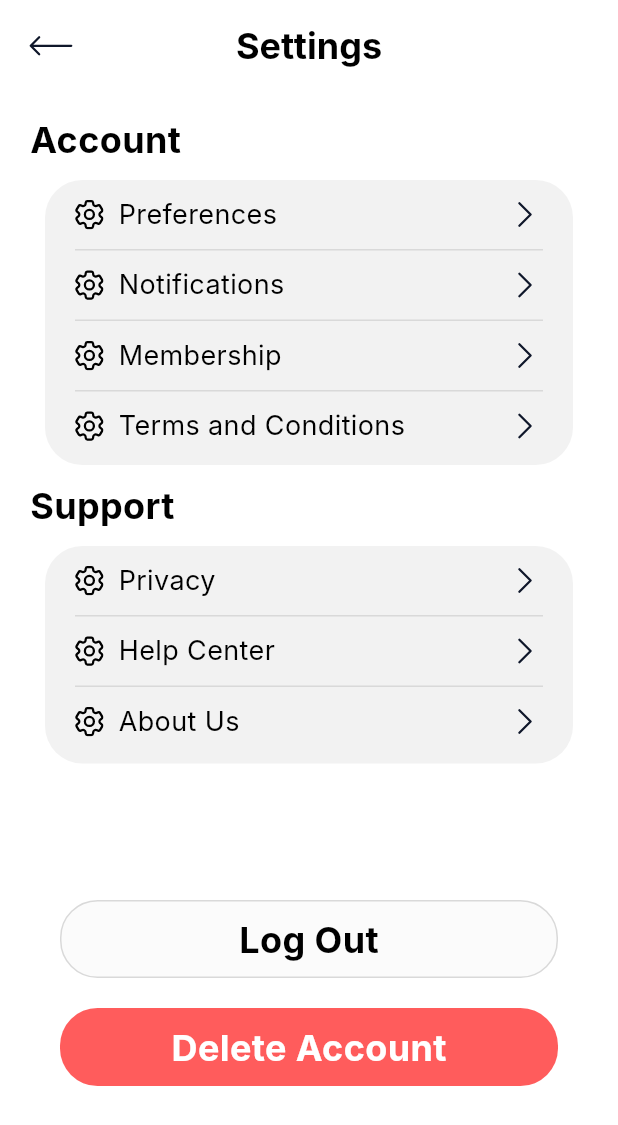
After one commit to eUnity-Development/eUnity-app, a Flutter app: the Profile screen opened directly, after a tap on "Settings", on a phone screen of 412 x 824 dp. The commit adds this screen. Shown: the top 1125 px of the screen. Run offline on Flutter 3.47's test engine with Material 3 defaults, Android fonts, the phone set to English and light mode, and no system bars; our stand-ins replace cookie_jar, curved_navigation_bar, dio, dio_cookie_manager, dotted_border, equatable and 6 more; accounts and stored records are empty; network calls fail; Roboto replaces fonts that are missing (Inter); project files that could hold a hidden picture were left out.

Commit message:
Added Settings Page

```diff
--- a/frontend/lib/views/Profile.dart
+++ b/frontend/lib/views/Profile.dart
@@ -3,6 +3,7 @@ import 'package:eunity/views/EditProfile.dart';
 import 'package:eunity/views/LoginSignup.dart';
 import 'package:eunity/views/ReportIssue.dart';
 import 'package:eunity/views/ReportScreen.dart';
+import 'package:eunity/views/Settings.dart';
 import 'package:flutter/material.dart';
 import 'package:eunity/classes/DesignVariables.dart';
 import 'package:eunity/views/FeedbackScreen.dart';
@@ -68,6 +69,14 @@ class _ProfileState extends State<Profile> {
     Navigator.push(
       context,
       MaterialPageRoute(builder: (context) => ReportIssue()),
+    );
+  }
+
+  void navigateToSettings() async {
+    print('clicked settings');
+    Navigator.push(
+      context,
+      MaterialPageRoute(builder: (context) => Settings()),
     );
   }
 
@@ -171,8 +180,11 @@ class _ProfileState extends State<Profile> {
                     SizedBox(
                       height: 10,
                     ),
-                    menuButton(
-                        "assets/MiscIcons/icon-gear.svg", 'Settings', 18),
+                    GestureDetector(
+                      child: menuButton(
+                          "assets/MiscIcons/icon-gear.svg", 'Settings', 18),
+                      onTap: navigateToSettings,
+                    ),
                   ],
                 )
               ],
--- /dev/null
+++ b/frontend/lib/views/Settings.dart
@@ -0,0 +1,187 @@
+import 'package:eunity/classes/DesignVariables.dart';
+import 'package:eunity/widgets/TopBars/NoLogoTopBar.dart';
+import 'package:flutter/material.dart';
+import 'package:flutter_svg/flutter_svg.dart';
+
+class Settings extends StatefulWidget {
+  const Settings({super.key});
+
+  @override
+  State<Settings> createState() => _SettingsState();
+}
+
+class _SettingsState extends State<Settings> {
+  @override
+  Widget build(BuildContext context) {
+    TextStyle headerStyle = const TextStyle(
+        color: Colors.black, fontWeight: FontWeight.w700, fontSize: 24);
+
+    BoxDecoration boxStyle = BoxDecoration(
+        color: Color.fromARGB(153, 233, 233, 233),
+        borderRadius: BorderRadius.circular(25));
+
+    Widget settingsTile(bool hasTop, String title) {
+      return Column(
+        children: [
+          (hasTop)
+              ? Container(
+                  color: DesignVariables.greyLines,
+                  height: 1,
+                  width: double.infinity,
+                )
+              : SizedBox(),
+          SizedBox(
+            height: 10,
+          ),
+          Row(
+            children: [
+              SvgPicture.asset(
+                "assets/MiscIcons/icon-gear.svg",
+                height: 20,
+              ),
+              SizedBox(
+                width: 10,
+              ),
+              Text(
+                title,
+                style: TextStyle(
+                    color: Colors.black,
+                    fontWeight: FontWeight.w400,
+                    fontSize: 18),
+              ),
+              Spacer(),
+              SvgPicture.asset("assets/NavBarUI/icon-chevron-right.svg")
+            ],
+          ),
+          SizedBox(
+            height: 10,
+          ),
+        ],
+      );
+    }
+
+    SizedBox boxSpacer = const SizedBox(
+      height: 10,
+    );
+
+    SizedBox largeSpacer = const SizedBox(
+      height: 10,
+    );
+
+    return Scaffold(
+      appBar: NoLogoTopBar(title: 'Settings'),
+      body: Padding(
+        padding:
+            const EdgeInsets.only(left: 20, right: 20, top: 20, bottom: 100),
+        child: Column(
+          crossAxisAlignment: CrossAxisAlignment.start,
+          children: [
+            Text(
+              "Account",
+              style: headerStyle,
+            ),
+            boxSpacer,
+            Padding(
+              padding: EdgeInsets.symmetric(horizontal: 10),
+              child: Container(
+                width: double.infinity,
+                height: 190,
+                decoration: boxStyle,
+                child: Padding(
+                  padding: EdgeInsets.symmetric(horizontal: 20),
+                  child: Column(
+                    children: [
+                      settingsTile(false, "Preferences"),
+                      settingsTile(true, "Notifications"),
+                      settingsTile(true, "Membership"),
+                      settingsTile(true, "Terms and Conditions")
+                    ],
+                  ),
+                ),
+              ),
+            ),
+            largeSpacer,
+            Text(
+              "Support",
+              style: headerStyle,
+            ),
+            boxSpacer,
+            Padding(
+              padding: EdgeInsets.symmetric(horizontal: 10),
+              child: Container(
+                width: double.infinity,
+                height: 145,
+                decoration: boxStyle,
+                child: Padding(
+                  padding: EdgeInsets.symmetric(horizontal: 20),
+                  child: Column(
+                    children: [
+                      settingsTile(false, "Privacy"),
+                      settingsTile(true, "Help Center"),
+                      settingsTile(true, "About Us"),
+                    ],
+                  ),
+                ),
+              ),
+            ),
+            Spacer(),
+            Padding(
+              padding: EdgeInsets.symmetric(horizontal: 20),
+              child: GestureDetector(
+                child: Container(
+                  width: double.infinity,
+                  height: 52,
+                  decoration: BoxDecoration(
+                    color: DesignVariables.offWhite,
+                    borderRadius: BorderRadius.circular(25),
+                    border:
+                        Border.all(color: DesignVariables.greyLines, width: 1),
+                  ),
+                  child: Center(
+                    child: Text(
+                      "Log Out",
+                      style: TextStyle(
+                          color: Colors.black,
+                          fontWeight: FontWeight.w700,
+                          fontSize: 24),
+                    ),
+                  ),
+                ),
+                onTap: () {
+                  print("Clicked Logout");
+                },
+              ),
+            ),
+            largeSpacer,
+            largeSpacer,
+            Padding(
+              padding: EdgeInsets.symmetric(horizontal: 20),
+              child: GestureDetector(
+                child: Container(
+                  width: double.infinity,
+                  height: 52,
+                  decoration: BoxDecoration(
+                    color: DesignVariables.primaryRed,
+                    borderRadius: BorderRadius.circular(25),
+                  ),
+                  child: Center(
+                    child: Text(
+                      "Delete Account",
+                      style: TextStyle(
+                          color: Colors.white,
+                          fontWeight: FontWeight.w700,
+                          fontSize: 24),
+                    ),
+                  ),
+                ),
+                onTap: () {
+                  print("Clicked Delete Account");
+                },
+              ),
+            )
+          ],
+        ),
+      ),
+    );
+  }
+}
--- a/frontend/lib/widgets/TopBars/NoLogoTopBar.dart
+++ b/frontend/lib/widgets/TopBars/NoLogoTopBar.dart
@@ -32,6 +32,8 @@ class _NoLogoTopBarState extends State<NoLogoTopBar> {
                 },
               )),
           Container(
+            child: Padding(
+              padding: const EdgeInsets.only(top: 5.0),
               child: Center(
                 child: Text(
                   widget.title,
@@ -39,6 +41,7 @@ class _NoLogoTopBarState extends State<NoLogoTopBar> {
                       fontWeight: FontWeight.w700,
                       fontSize: 24,
                       color: Colors.black),
+                ),
               ),
             ),
           ),
```
Lines whose indentation alone changed are shown as unchanged.
